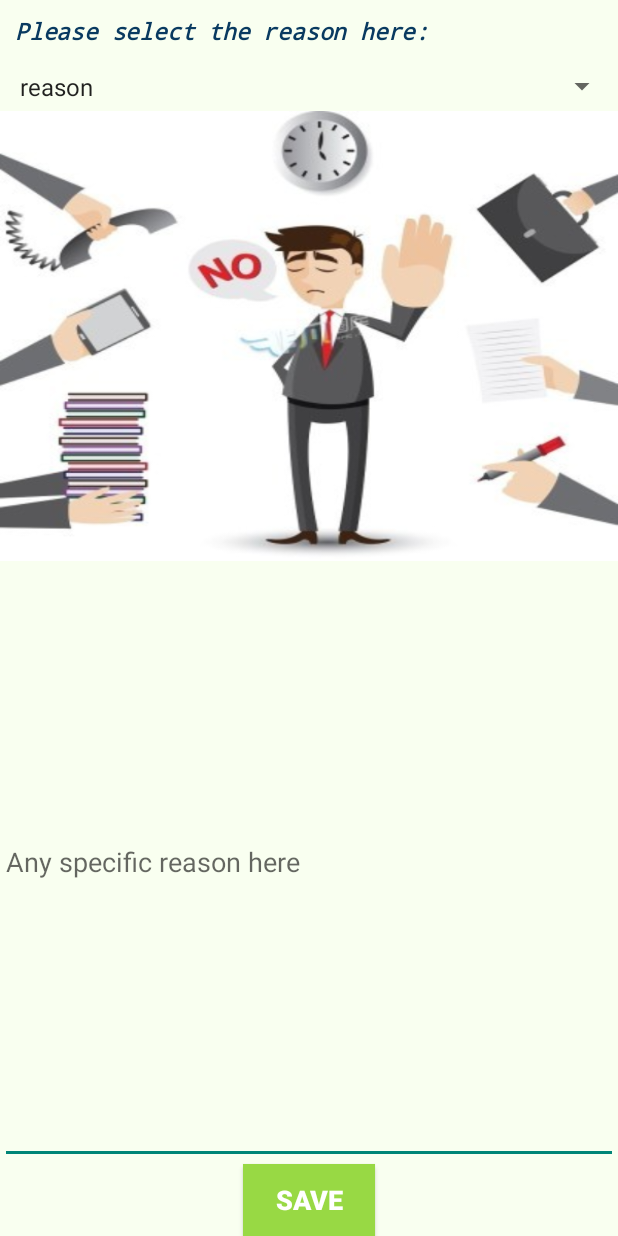
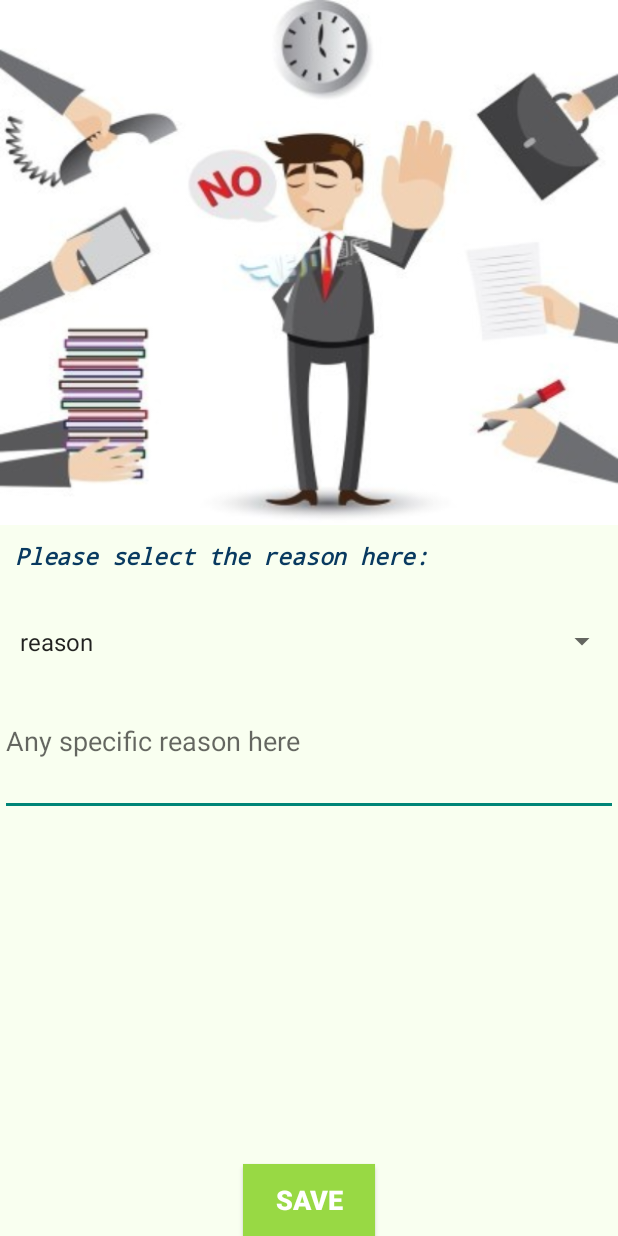
Before and after one commit to ZinMarHtet21/LU, an Android app: the ApproveRejectStockAdjustmentDetail screen opened directly, with no data from a screen before it, after a tap on "REJECT", on a phone screen of 412 x 824 dp. Run offline under Robolectric (Android 15) with nearby library versions, the phone set to English and light mode, and no system bars; our stand-ins replace Volley; network calls fail; 2 statements that could not run were skipped.

Commit message:
real final

```diff
--- a/LU_StationeryStoreInventorySystem/app/src/main/java/com/android_test/zmh/lu_stationerystoreinventorysystem/StoreScreens/ApproveRejectStockAdjustmentDetail.java
+++ b/LU_StationeryStoreInventorySystem/app/src/main/java/com/android_test/zmh/lu_stationerystoreinventorysystem/StoreScreens/ApproveRejectStockAdjustmentDetail.java
@@ -61,7 +61,7 @@ public class ApproveRejectStockAdjustmentDetail extends ActionBarActivity {
         btn1 = (Button) findViewById(R.id.btApprove);
         btn2 = (Button) findViewById(R.id.btReject);
         tv1 = (TextView) findViewById(R.id.voucher_id);
-        tv1.setText("");
+
         mRequestQueue = Volley.newRequestQueue(this);
         lv = (ListView) findViewById(R.id.lv_adDetail);
 
--- a/LU_StationeryStoreInventorySystem/app/src/main/java/com/android_test/zmh/lu_stationerystoreinventorysystem/StoreScreens/ApproveRejectStockAdjustmentDetailForManager.java
+++ b/LU_StationeryStoreInventorySystem/app/src/main/java/com/android_test/zmh/lu_stationerystoreinventorysystem/StoreScreens/ApproveRejectStockAdjustmentDetailForManager.java
@@ -59,7 +59,7 @@ public class ApproveRejectStockAdjustmentDetailForManager extends ActionBarActiv
         btn1 = (Button) findViewById(R.id.btApprove);
         btn2 = (Button) findViewById(R.id.btReject);
         tv1 = (TextView) findViewById(R.id.voucher_id);
-        tv1.setText(vi);
+
         mRequestQueue = Volley.newRequestQueue(this);
         lv = (ListView) findViewById(R.id.lv_adDetail);
 
@@ -153,7 +153,7 @@ public class ApproveRejectStockAdjustmentDetailForManager extends ActionBarActiv
                     }
                 });
 
-
+                tv1.setText(vi);
                 btn2.setOnClickListener(new View.OnClickListener() {
                     @Override
                     public void onClick(View v) {
--- a/LU_StationeryStoreInventorySystem/app/src/main/res/layout/activity_approve_reject_purchase_order.xml
+++ b/LU_StationeryStoreInventorySystem/app/src/main/res/layout/activity_approve_reject_purchase_order.xml
@@ -6,10 +6,12 @@
     android:paddingBottom="@dimen/activity_vertical_margin"
     tools:context="com.android_test.zmh.lu_stationerystoreinventorysystem.StoreScreens.ApproveRejectPurchaseOrder"
     android:background="#fff9fff0">
+
+
     <ListView
-
         android:id="@+id/orderlist_s"
-        android:layout_marginTop="60dp"
+        android:layout_marginTop="20dp"
+        android:layout_below="@+id/textView3"
         style="@style/listview" />
 
 
--- a/LU_StationeryStoreInventorySystem/app/src/main/res/layout/activity_approve_reject_stock_adjustment.xml
+++ b/LU_StationeryStoreInventorySystem/app/src/main/res/layout/activity_approve_reject_stock_adjustment.xml
@@ -11,6 +11,7 @@
 
         android:id="@+id/list_voucher"
         android:layout_below="@+id/textView2"
+        android:layout_marginTop="20dp"
         style="@style/listview" />
 
 
--- a/LU_StationeryStoreInventorySystem/app/src/main/res/layout/activity_purchase_order.xml
+++ b/LU_StationeryStoreInventorySystem/app/src/main/res/layout/activity_purchase_order.xml
@@ -11,6 +11,7 @@
 
         android:id="@+id/orderlist"
         android:layout_below="@+id/editText"
+        android:layout_marginTop="20dp"
         style="@style/listview" />
 
     <TextView
--- a/LU_StationeryStoreInventorySystem/app/src/main/res/layout/activity_reject_reason.xml
+++ b/LU_StationeryStoreInventorySystem/app/src/main/res/layout/activity_reject_reason.xml
@@ -8,11 +8,11 @@
 
     <ImageView
         android:layout_width="match_parent"
-        android:layout_height="300dp"
+        android:layout_height="350dp"
         android:id="@+id/imageView"
         android:layout_gravity="center_horizontal"
         android:background="@drawable/reject"
-        android:layout_below="@+id/spinner"
+        android:layout_alignParentTop="true"
         android:layout_alignParentStart="true" />
 
 
@@ -20,7 +20,9 @@
         android:text="Please select the reason here:"
         android:textSize="15dp"
         android:id="@+id/textView1"
-        style="@style/text"/>
+        style="@style/text"
+        android:layout_below="@+id/imageView"
+        android:layout_alignParentStart="true" />
 
 
     <Spinner
@@ -28,18 +30,20 @@
         android:layout_height="wrap_content"
         android:id="@+id/spinner"
         android:padding="5dp"
+        style="@style/text"
+        android:layout_alignParentStart="true"
         android:layout_below="@+id/textView1"
-        style="@style/text" />
+        android:layout_marginTop="20dp" />
 
     <EditText
         android:layout_width="match_parent"
-        android:layout_height="match_parent"
+        android:layout_height="100dp"
         android:inputType="textMultiLine"
         android:id="@+id/et_reason"
         android:text=""
         android:hint="Any specific reason here"
-        android:layout_above="@+id/btnSave"
-        android:layout_below="@+id/imageView" />
+        android:layout_below="@+id/spinner"
+        android:layout_alignParentStart="true" />
     <Button
         android:layout_width="wrap_content"
         android:layout_height="wrap_content"
```
Also changed, not shown: LU_StationeryStoreInventorySystem/app/src/main/res/layout/activity_approve_reject_purchase_order_detail.xml (+27 -5 lines), LU_StationeryStoreInventorySystem/app/src/main/res/layout/activity_purchase_order_detail.xml (+25 -4 lines), LU_StationeryStoreInventorySystem/app/src/main/res/layout/dropdown_item.xml (deleted, +0 -13 lines), LU_StationeryStoreInventorySystem/app/src/main/res/layout/row_order.xml (+22 -11 lines), LU_StationeryStoreInventorySystem/app/src/main/res/layout/row_order_s.xml (+18 -5 lines), LU_StationeryStoreInventorySystem/app/src/main/res/layout/row_orderdetail.xml (+6 -3 lines), LU_StationeryStoreInventorySystem/app/src/main/res/drawable-mdpi/dot.jpg (added).
